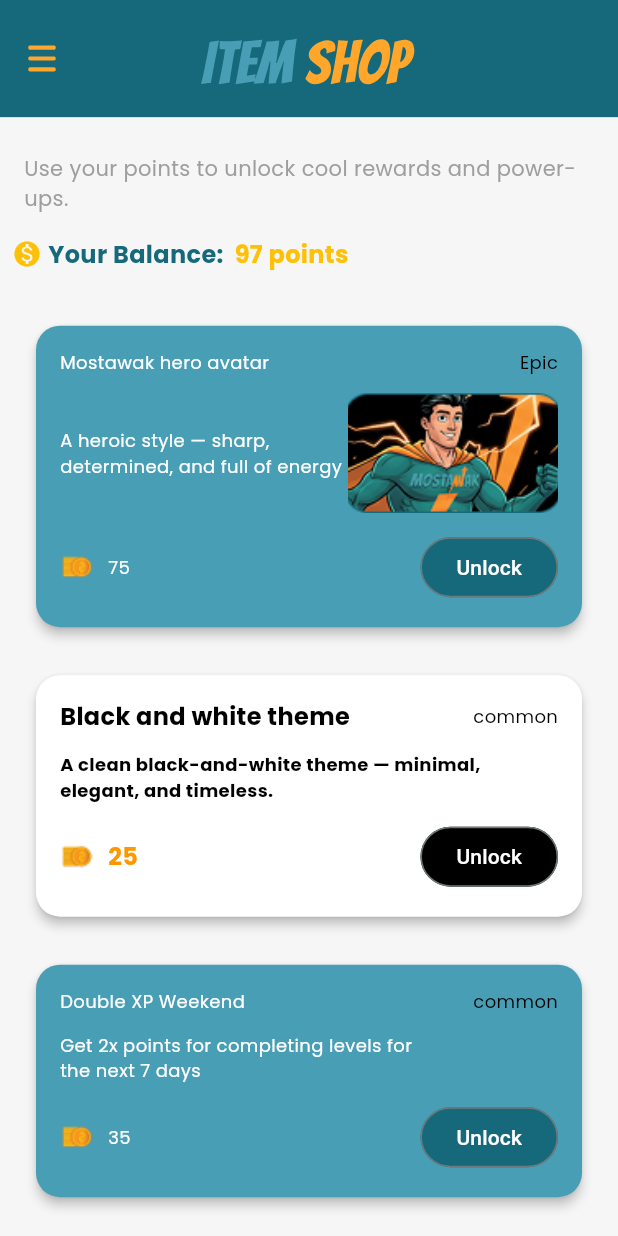
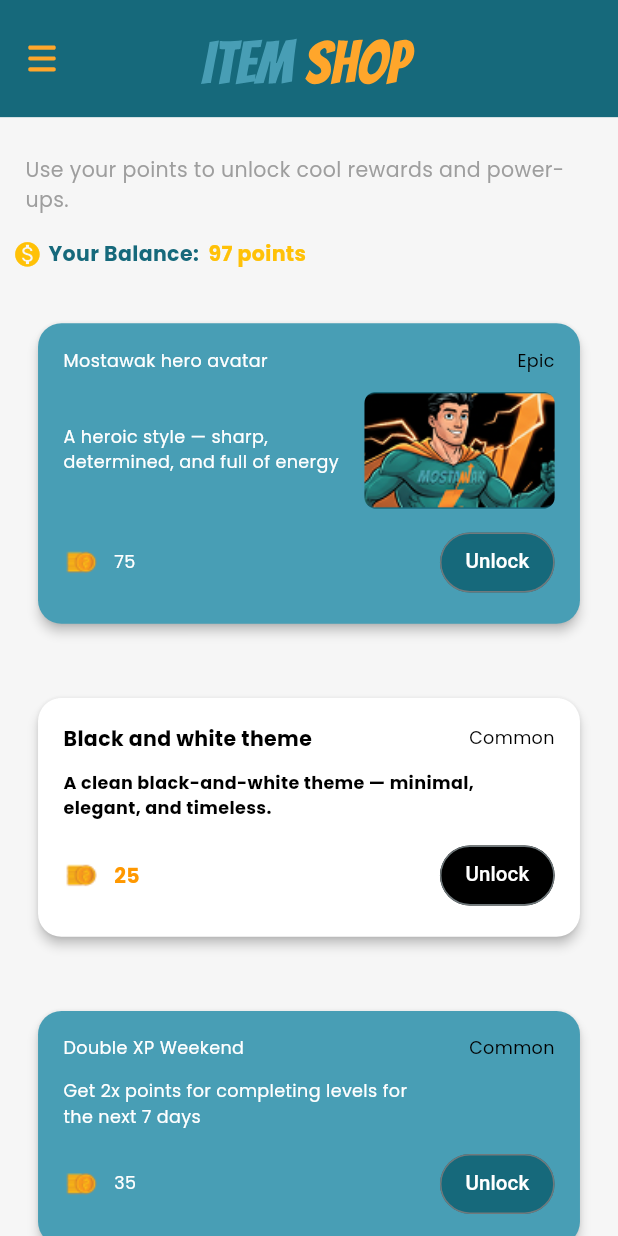
Before and after one commit to nhahub/NHA-229, a Flutter app: the RewardScreen screen opened directly, on a phone screen of 412 x 824 dp. Run offline on Flutter 3.47's test engine with Material 3 defaults, Android fonts, the phone set to English and light mode, and no system bars; our stand-ins replace firebase_auth, firebase_core, flutter_bloc, flutter_screenutil, flutter_svg, google_fonts and 3 more; accounts and stored records are empty.

Commit message:
finish challenge room and add screenutil

```diff
--- a/lib/features/home/ai/screens/chat_screen.dart
+++ b/lib/features/home/ai/screens/chat_screen.dart
@@ -1,5 +1,6 @@
 import 'package:flutter/material.dart';
 import 'package:mostawak/data/models/user_model.dart';
+import '../../challenges/widgets/reusable_appbar.dart';
 import '../widgets/message_bubble.dart';
 import '../../../../data/models/message_model.dart';
 
@@ -40,7 +41,10 @@ class _ChatScreenState extends State<ChatScreen> {
   @override
   Widget build(BuildContext context) {
     return Scaffold(
-      backgroundColor: const Color(0xffECE7E3),
+      appBar: const ReusableAppBar(
+        centerImage: 'assets/images/chatwithai.svg',
+        showTabs: false,
+      ),
       body: SafeArea(
         child: Padding(
           padding: const EdgeInsets.symmetric(horizontal: 18, vertical: 23),
--- a/lib/features/home/shop/screens/reward_screen.dart
+++ b/lib/features/home/shop/screens/reward_screen.dart
@@ -1,4 +1,5 @@
 import 'package:flutter/material.dart';
+import 'package:flutter_screenutil/flutter_screenutil.dart';
 import 'package:mostawak/core/constants/app_colors.dart';
 import '../../challenges/widgets/reusable_appbar.dart';
 import '../widgets/info_card.dart';
@@ -16,28 +17,36 @@ class RewardScreen extends StatelessWidget {
       backgroundColor: const Color(0xfff6f6f6),
       body: SafeArea(
         child: SingleChildScrollView(
-          padding: const EdgeInsets.all(8),
+          padding: EdgeInsets.all(8.w),
           child: Column(
             crossAxisAlignment: CrossAxisAlignment.start,
             children: [
-              const SizedBox(height: 8),
+              SizedBox(height: 8.h),
               Padding(
-                padding: const EdgeInsets.all(8.0),
-                child: const Text(
+                padding: EdgeInsets.all(8.w),
+                child: Text(
                   "Use your points to unlock cool rewards and power-ups.",
-                  style: TextStyle(color: Colors.grey, fontSize: 14),
+                  style: TextStyle(
+                    color: Colors.grey,
+                    fontSize: 14.sp,
+                  ),
                 ),
               ),
-              const SizedBox(height: 8),
-              const Row(
+              SizedBox(height: 8.h),
+              Row(
                 children: [
-                  Icon(Icons.monetization_on, color: Colors.amber, size: 20),
-                  SizedBox(width: 4),
+                  Icon(
+                    Icons.monetization_on,
+                    color: Colors.amber,
+                    size: 20.sp,
+                  ),
+                  SizedBox(width: 4.w),
                   Text(
                     "Your Balance: ",
                     style: TextStyle(
                       fontWeight: FontWeight.bold,
                       color: MyColors.primary,
+                      fontSize: 14.sp,
                     ),
                   ),
                   Text(
@@ -45,19 +54,20 @@ class RewardScreen extends StatelessWidget {
                     style: TextStyle(
                       fontWeight: FontWeight.bold,
                       color: Colors.amber,
+                      fontSize: 14.sp,
                     ),
                   ),
                 ],
               ),
-              const SizedBox(height: 20),
+              SizedBox(height: 20.h),
 
-              // 🔹 First Card
+              /// 🔹 First Card
               InfoCard(
                 title1: "Mostawak hero avatar",
-                titleStyle: TextStyle(fontSize: 12, color: Colors.white),
+                titleStyle: TextStyle(fontSize: 12.sp, color: Colors.white),
                 value1: "Epic",
                 title2:
-                    "A heroic style — sharp, \ndetermined, and full of energy",
+                "A heroic style — sharp, \ndetermined, and full of energy",
                 imagePath2: "assets/images/avatar.png",
                 title3: "75",
                 imagePath3: "assets/images/coin.png",
@@ -67,13 +77,14 @@ class RewardScreen extends StatelessWidget {
                 buttonTextColor: Colors.white,
                 cardColor: const Color(0xff489EB5),
               ),
+              SizedBox(height: 16.h),
 
-              // 🔹 Second Card
+              /// 🔹 Second Card
               InfoCard(
                 title1: "Black and white theme",
-                value1: "common",
+                value1: "Common",
                 title2:
-                    "A clean black-and-white theme — minimal, \nelegant, and timeless.",
+                "A clean black-and-white theme — minimal, \nelegant, and timeless.",
                 imagePath2: null,
                 title3: "25",
                 imagePath3: "assets/images/coin.png",
@@ -83,14 +94,15 @@ class RewardScreen extends StatelessWidget {
                 buttonTextColor: Colors.white,
                 cardColor: Colors.white,
               ),
+              SizedBox(height: 16.h),
 
-              // 🔹 Third Card
+              /// 🔹 Third Card
               InfoCard(
                 title1: "Double XP Weekend",
-                titleStyle: TextStyle(fontSize: 12, color: Colors.white),
-                value1: "common",
+                titleStyle: TextStyle(fontSize: 12.sp, color: Colors.white),
+                value1: "Common",
                 title2:
-                    "Get 2x points for completing levels for \nthe next 7 days",
+                "Get 2x points for completing levels for \nthe next 7 days",
                 imagePath2: null,
                 title3: "35",
                 imagePath3: "assets/images/coin.png",
@@ -100,14 +112,15 @@ class RewardScreen extends StatelessWidget {
                 buttonTextColor: Colors.white,
                 cardColor: const Color(0xff489EB5),
               ),
+              SizedBox(height: 16.h),
 
-              // 🔹 Fourth Card
+              /// 🔹 Fourth Card
               InfoCard(
                 title1: "3x XP Weekend",
-                titleStyle: TextStyle(fontSize: 12, color: Colors.white),
-                value1: "common",
+                titleStyle: TextStyle(fontSize: 12.sp, color: Colors.white),
+                value1: "Common",
                 title2:
-                    "Get 3x points for completing levels for \nthe next 7 days",
+                "Get 3x points for completing levels for \nthe next 7 days",
                 imagePath2: null,
                 title3: "45",
                 imagePath3: "assets/images/coin.png",
--- a/lib/features/home/shop/widgets/info_card.dart
+++ b/lib/features/home/shop/widgets/info_card.dart
@@ -1,4 +1,5 @@
 import 'package:flutter/material.dart';
+import 'package:flutter_screenutil/flutter_screenutil.dart';
 
 class InfoCard extends StatelessWidget {
   final String title1;
@@ -47,47 +48,61 @@ class InfoCard extends StatelessWidget {
       color: cardColor ?? Colors.white,
       elevation: 3,
       shape: RoundedRectangleBorder(
-        borderRadius: BorderRadius.circular(borderRadius),
+        borderRadius: BorderRadius.circular(borderRadius.r),
       ),
-      margin: const EdgeInsets.all(16),
+      margin: EdgeInsets.all(16.w),
       child: Padding(
-        padding: const EdgeInsets.all(16.0),
+        padding: EdgeInsets.all(16.w),
         child: Column(
           children: [
             // Row 1: text + text
             Row(
               mainAxisAlignment: MainAxisAlignment.spaceBetween,
               children: [
-                Text(title1,
-                    style: titleStyle ??
-                        const TextStyle(fontWeight: FontWeight.bold)),
-                Text(value1,
-                    style: valueStyle ?? const TextStyle(fontSize: 12)),
+                Text(
+                  title1,
+                  style: titleStyle ??
+                      TextStyle(
+                        fontWeight: FontWeight.bold,
+                        fontSize: 14.sp,
+                      ),
+                ),
+                Text(
+                  value1,
+                  style: valueStyle ??
+                      TextStyle(
+                        fontSize: 12.sp,
+                      ),
+                ),
               ],
             ),
-            SizedBox(height: spacing),
+            SizedBox(height: spacing.h),
 
             // Row 2: text + optional image
             Row(
               mainAxisAlignment: MainAxisAlignment.spaceBetween,
               children: [
-                Text(title2,
-                    style: titleStyle ??
-                        const TextStyle(
-                            fontWeight: FontWeight.bold, fontSize: 12)),
-                if (imagePath2 != null) // ✅ conditional rendering
+                Text(
+                  title2,
+                  style: titleStyle ??
+                      TextStyle(
+                        fontWeight: FontWeight.bold,
+                        fontSize: 12.sp,
+                      ),
+                ),
+                if (imagePath2 != null)
                   ClipRRect(
-                    borderRadius: BorderRadius.circular(8),
+                    borderRadius: BorderRadius.circular(8.r),
                     child: Image.asset(
                       imagePath2!,
-                      width: 140,
-                      height: 80,
+                      width: 120.w,
+                      height: 80.h,
                       fit: BoxFit.cover,
                     ),
                   ),
               ],
             ),
-            SizedBox(height: spacing),
+            SizedBox(height: spacing.h),
 
             // Row 3: (image + text) + button
             Row(
@@ -97,15 +112,19 @@ class InfoCard extends StatelessWidget {
                   children: [
                     Image.asset(
                       imagePath3,
-                      width: 24,
-                      height: 24,
+                      width: 24.w,
+                      height: 24.h,
                     ),
-                    const SizedBox(width: 8),
-                    Text(title3,
-                        style: titleStyle ??
-                            const TextStyle(
-                                fontWeight: FontWeight.bold,
-                                color: Colors.orange)),
+                    SizedBox(width: 8.w),
+                    Text(
+                      title3,
+                      style: titleStyle ??
+                          TextStyle(
+                            fontWeight: FontWeight.bold,
+                            color: Colors.orange,
+                            fontSize: 14.sp,
+                          ),
+                    ),
                   ],
                 ),
                 OutlinedButton(
@@ -113,12 +132,19 @@ class InfoCard extends StatelessWidget {
                   style: OutlinedButton.styleFrom(
                     backgroundColor: buttonColor ?? Colors.black,
                     shape: RoundedRectangleBorder(
-                      borderRadius: BorderRadius.circular(24),
+                      borderRadius: BorderRadius.circular(24.r),
+                    ),
+                    padding: EdgeInsets.symmetric(
+                      vertical: 8.h,
+                      horizontal: 16.w,
                     ),
                   ),
                   child: Text(
                     buttonText,
-                    style: TextStyle(color: buttonTextColor ?? Colors.white),
+                    style: TextStyle(
+                      color: buttonTextColor ?? Colors.white,
+                      fontSize: 14.sp,
+                    ),
                   ),
                 ),
               ],
--- a/lib/main.dart
+++ b/lib/main.dart
@@ -38,7 +38,7 @@ class MyApp extends StatelessWidget {
           title: 'Flutter Demo',
           debugShowCheckedModeBanner: false,
           theme: LightTheme.theme(_language),
-          home:   LearnScreen(),
+          home:   const SplashScreen(),
           localizationsDelegates: const [
             S.delegate,
             GlobalMaterialLocalizations.delegate,
```
Also changed, not shown: lib/features/home/learn/screens/learn_screen.dart (+56 -18 lines), assets/images/chatwithai.svg (added).
